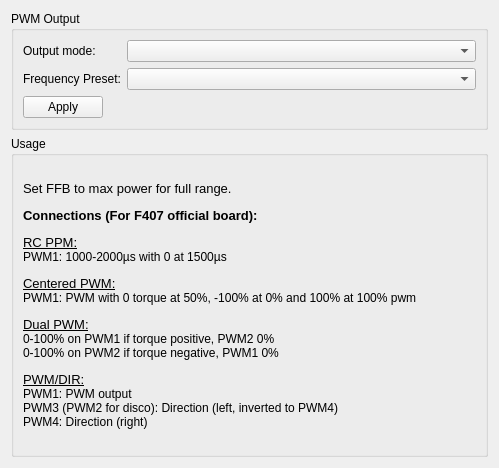
Before: the Qt Designer form res/pwmdriver_ui.ui in Ultrawipf/OpenFFBoard-configurator, drawn with Qt 5.
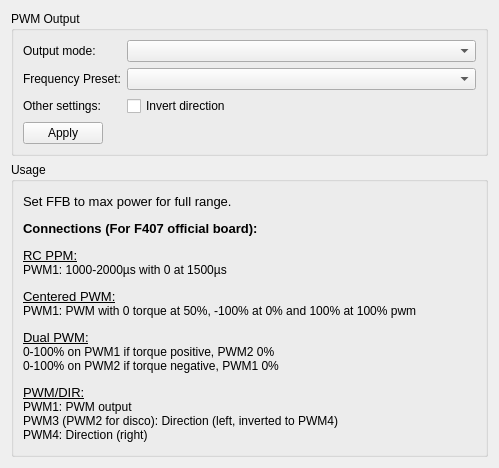
After: the same form once the commit is applied.

Commit message: Added PWM direction toggle

Patch:
```diff
--- a/res/pwmdriver_ui.ui
+++ b/res/pwmdriver_ui.ui
@@ -40,13 +40,27 @@
       <item row="1" column="1">
        <widget class="QComboBox" name="comboBox_freq"/>
       </item>
-      <item row="2" column="0">
+      <item row="5" column="0">
        <widget class="QPushButton" name="pushButton_apply">
         <property name="text">
          <string>Apply</string>
         </property>
        </widget>
       </item>
+      <item row="4" column="1">
+       <widget class="QCheckBox" name="checkBox_invert">
+        <property name="text">
+         <string>Invert direction</string>
+        </property>
+       </widget>
+      </item>
+      <item row="4" column="0">
+       <widget class="QLabel" name="label_4">
+        <property name="text">
+         <string>Other settings:</string>
+        </property>
+       </widget>
+      </item>
      </layout>
     </widget>
    </item>
```
Left out of the diff: 4 changed lines with no effect on the pictures. The commit also changes 3 other files.
